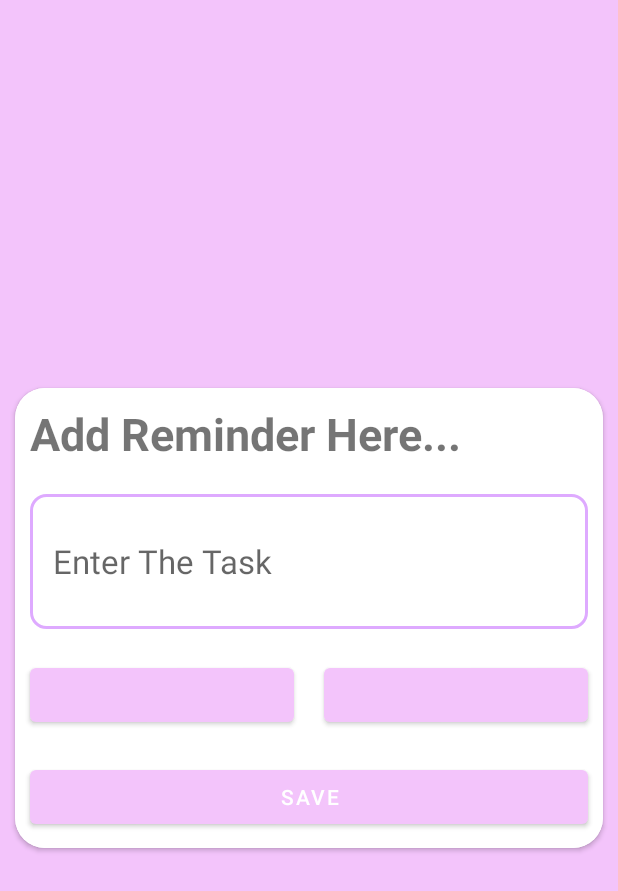
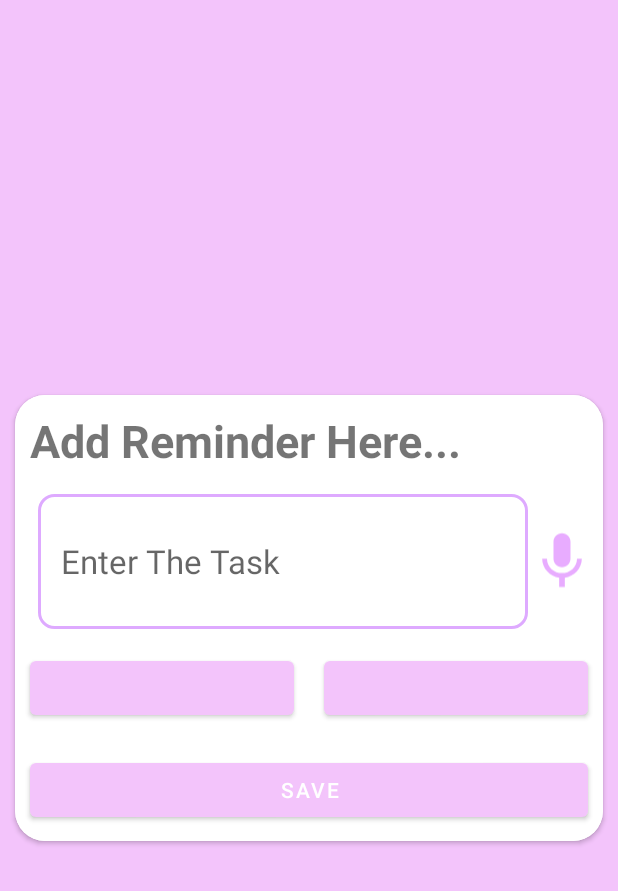
Before and after one commit to Ivyxvl/pets_diary, an Android app: the ReminderDetailsActivity screen opened directly, with no data from a screen before it, on a phone screen of 412 x 824 dp. Shown: the top 891 px of the screen. Run offline under Robolectric (Android 15) with nearby library versions, the phone set to English and light mode, and no system bars; our stand-ins replace Firebase (no records; nobody signed in at launch, a user with empty details on screens opened directly).

Commit message:
Registration, Notes, Reminders with mic are ready. part 6

```diff
--- a/app/src/main/java/com/example/gafandfirebase/ReminderDetailsActivity.java
+++ b/app/src/main/java/com/example/gafandfirebase/ReminderDetailsActivity.java
@@ -1,8 +1,10 @@
 package com.example.gafandfirebase;
 
 import androidx.annotation.NonNull;
+import androidx.annotation.Nullable;
 import androidx.appcompat.app.AppCompatActivity;
 
+import android.annotation.SuppressLint;
 import android.app.AlarmManager;
 import android.app.DatePickerDialog;
 import android.app.PendingIntent;
@@ -10,6 +12,7 @@ import android.app.TimePickerDialog;
 import android.content.Context;
 import android.content.Intent;
 import android.os.Bundle;
+import android.speech.RecognizerIntent;
 import android.view.View;
 import android.widget.Button;
 import android.widget.DatePicker;
@@ -27,6 +30,7 @@ import com.google.firebase.firestore.DocumentReference;
 import java.text.DateFormat;
 import java.text.ParseException;
 import java.text.SimpleDateFormat;
+import java.util.ArrayList;
 import java.util.Calendar;
 import java.util.Date;
 
@@ -37,12 +41,13 @@ public class ReminderDetailsActivity extends AppCompatActivity {
     Button mSubmitbtn, mDatebtn, mTimebtn;
     EditText mTitledit;
     String timeTonotify;
-    ImageView deleteReminderImageViewBtn;
+    ImageView deleteReminderImageViewBtn, recordBtn;
     TextView pageTitleTextView;
     String title, date, time, docId;
     boolean isEditMode;
 
 
+    @SuppressLint("MissingInflatedId")
     @Override
     protected void onCreate(Bundle savedInstanceState) {
         super.onCreate(savedInstanceState);
@@ -54,6 +59,10 @@ public class ReminderDetailsActivity extends AppCompatActivity {
         mSubmitbtn = (Button) findViewById(R.id.btnSubmit);
         pageTitleTextView = findViewById(R.id.page_title);
         deleteReminderImageViewBtn = findViewById(R.id.delete_reminder_img_view);
+        recordBtn = findViewById(R.id.btn_record);
+
+        mDatebtn.setText("date");
+        mTimebtn.setText("time");
 
         // receive data
         title = getIntent().getStringExtra("title");
@@ -75,7 +84,7 @@ public class ReminderDetailsActivity extends AppCompatActivity {
         mTimebtn.setText(time);
 
         deleteReminderImageViewBtn.setOnClickListener((v)-> deleteReminderFromFirebase());
-
+        recordBtn.setOnClickListener((v)-> recordSpeech());
 
         mTimebtn.setOnClickListener(new View.OnClickListener() {
             @Override
@@ -140,6 +149,29 @@ public class ReminderDetailsActivity extends AppCompatActivity {
             }
         });
     }
+
+    private void recordSpeech() {
+        Intent intent = new Intent(RecognizerIntent.ACTION_RECOGNIZE_SPEECH);
+        intent.putExtra(RecognizerIntent.EXTRA_LANGUAGE_MODEL, "en-US");
+        try {
+            startActivityForResult(intent, 1);
+        } catch (Exception e) {
+            Toast.makeText(this, "Your device does not support Speech recognizer", Toast.LENGTH_SHORT).show();
+        }
+    }
+
+    @Override
+    protected void onActivityResult(int requestCode, int resultCode, @Nullable Intent data) {
+        super.onActivityResult(requestCode, resultCode, data);
+        if (requestCode == 1) {
+            if (resultCode == RESULT_OK && data != null) {
+                ArrayList<String> text = data.getStringArrayListExtra(RecognizerIntent.EXTRA_RESULTS);
+                mTitledit.setText(text.get(0));
+            }
+        }
+
+    }
+
 
     void deleteReminderFromFirebase(){
         DocumentReference documentReference;
--- /dev/null
+++ b/app/src/main/res/drawable/ic_baseline_mic_24.xml
@@ -0,0 +1,5 @@
+<vector android:height="24dp" android:tint="#E8ACFF"
+    android:viewportHeight="24" android:viewportWidth="24"
+    android:width="24dp" xmlns:android="http://schemas.android.com/apk/res/android">
+    <path android:fillColor="@android:color/white" android:pathData="M12,14c1.66,0 2.99,-1.34 2.99,-3L15,5c0,-1.66 -1.34,-3 -3,-3S9,3.34 9,5v6c0,1.66 1.34,3 3,3zM17.3,11c0,3 -2.54,5.1 -5.3,5.1S6.7,14 6.7,11L5,11c0,3.41 2.72,6.23 6,6.72L11,21h2v-3.28c3.28,-0.48 6,-3.3 6,-6.72h-1.7z"/>
+</vector>
--- a/app/src/main/res/layout/activity_reminder.xml
+++ b/app/src/main/res/layout/activity_reminder.xml
@@ -17,7 +17,7 @@
             android:layout_width="wrap_content"
             android:layout_height="wrap_content"
             android:id="@+id/page_title"
-            android:text="My Reminders"
+            android:text="Reminders"
             android:textSize="32sp"
             android:textColor="@color/white"
             android:textStyle="bold"/>
--- a/app/src/main/res/layout/activity_reminder_details.xml
+++ b/app/src/main/res/layout/activity_reminder_details.xml
@@ -51,16 +51,33 @@
 
             </LinearLayout>
 
+            <LinearLayout
+                android:layout_width="392dp"
+                android:layout_height="wrap_content"
+                android:layout_margin="5dp"
+                android:gravity="center"
+                android:orientation="horizontal">
 
-            <EditText
-                android:id="@+id/editTitle"
-                android:layout_width="match_parent"
-                android:layout_height="90dp"
-                android:layout_margin="10dp"
-                android:padding="15dp"
-                android:textSize="22sp"
-                android:background="@drawable/rounded_corner"
-                android:hint="Enter The Task" />
+
+                <EditText
+                    android:id="@+id/editTitle"
+                    android:layout_width="match_parent"
+                    android:layout_height="90dp"
+                    android:layout_marginRight="65dp"
+                    android:background="@drawable/rounded_corner"
+                    android:hint="Enter The Task"
+                    android:padding="15dp"
+                    android:textSize="22sp" />
+
+                <ImageView
+                    android:id="@+id/btn_record"
+                    android:layout_width="45dp"
+                    android:layout_height="match_parent"
+                    android:layout_marginLeft="-65dp"
+                    android:src="@drawable/ic_baseline_mic_24" />
+
+
+            </LinearLayout>
 
 
             <LinearLayout
```
